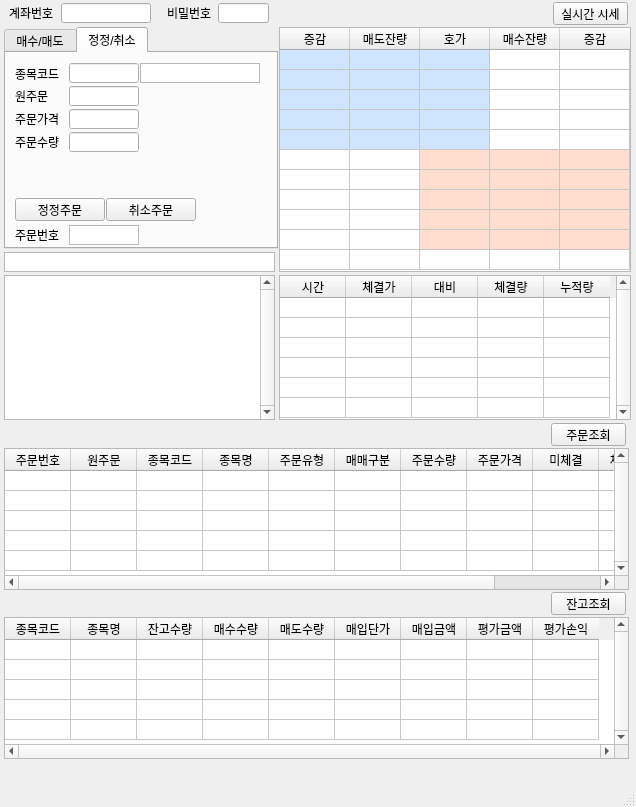
First picture: the form in EugeneWindow.ui, repository HyunwooChung/EugeneLink, before the edit.
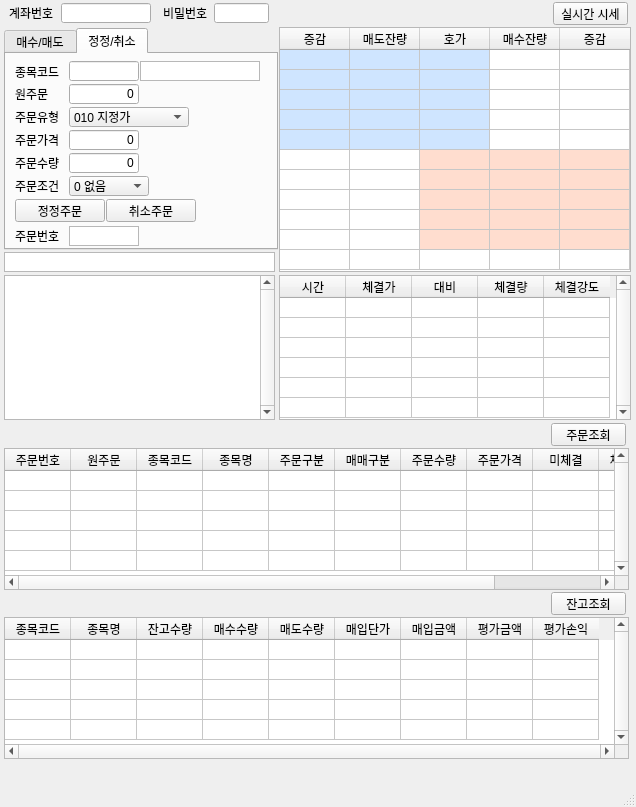
Second picture: the form after the edit. The open tabs and pages were chosen to show the change.

Diff of the .ui file:
```diff
--- a/EugeneWindow.ui
+++ b/EugeneWindow.ui
@@ -43,9 +43,9 @@
    <widget class="QLineEdit" name="EditPswd">
     <property name="geometry">
      <rect>
-      <x>218</x>
+      <x>214</x>
       <y>3</y>
-      <width>51</width>
+      <width>55</width>
       <height>20</height>
      </rect>
     </property>
@@ -591,7 +591,7 @@
    <widget class="QLabel" name="label_2">
     <property name="geometry">
      <rect>
-      <x>167</x>
+      <x>163</x>
       <y>7</y>
       <width>48</width>
       <height>12</height>
@@ -665,7 +665,7 @@
     </column>
     <column>
      <property name="text">
-      <string>누적량</string>
+      <string>체결강도</string>
      </property>
     </column>
     <item row="0" column="0">
@@ -682,26 +682,41 @@
      </property>
     </item>
     <item row="1" column="1">
+     <property name="text">
+      <string/>
+     </property>
      <property name="textAlignment">
       <set>AlignTrailing|AlignVCenter</set>
      </property>
     </item>
     <item row="1" column="2">
+     <property name="text">
+      <string/>
+     </property>
      <property name="textAlignment">
       <set>AlignTrailing|AlignVCenter</set>
      </property>
     </item>
     <item row="1" column="3">
+     <property name="text">
+      <string/>
+     </property>
      <property name="textAlignment">
       <set>AlignTrailing|AlignVCenter</set>
      </property>
     </item>
     <item row="1" column="4">
+     <property name="text">
+      <string/>
+     </property>
      <property name="textAlignment">
       <set>AlignJustify|AlignVCenter</set>
      </property>
     </item>
     <item row="2" column="3">
+     <property name="text">
+      <string/>
+     </property>
      <property name="textAlignment">
       <set>AlignTrailing|AlignVCenter</set>
      </property>
@@ -891,7 +906,7 @@
     </column>
     <column>
      <property name="text">
-      <string>주문유형</string>
+      <string>주문구분</string>
      </property>
     </column>
     <column>
@@ -929,7 +944,7 @@
     <property name="geometry">
      <rect>
       <x>4</x>
-      <y>27</y>
+      <y>28</y>
       <width>274</width>
       <height>222</height>
      </rect>
@@ -1226,7 +1241,7 @@
       <property name="geometry">
        <rect>
         <x>9</x>
-        <y>15</y>
+        <y>12</y>
         <width>50</width>
         <height>12</height>
        </rect>
@@ -1239,7 +1254,7 @@
       <property name="geometry">
        <rect>
         <x>63</x>
-        <y>10</y>
+        <y>7</y>
         <width>70</width>
         <height>20</height>
        </rect>
@@ -1252,7 +1267,7 @@
       <property name="geometry">
        <rect>
         <x>63</x>
-        <y>79</y>
+        <y>99</y>
         <width>70</width>
         <height>20</height>
        </rect>
@@ -1260,6 +1275,9 @@
       <property name="inputMethodHints">
        <set>Qt::ImhDigitsOnly</set>
       </property>
+      <property name="text">
+       <string>0</string>
+      </property>
       <property name="maxLength">
        <number>11</number>
       </property>
@@ -1271,7 +1289,7 @@
       <property name="geometry">
        <rect>
         <x>63</x>
-        <y>56</y>
+        <y>76</y>
         <width>70</width>
         <height>20</height>
        </rect>
@@ -1279,6 +1297,9 @@
       <property name="inputMethodHints">
        <set>Qt::ImhDigitsOnly</set>
       </property>
+      <property name="text">
+       <string>0</string>
+      </property>
       <property name="maxLength">
        <number>11</number>
       </property>
@@ -1293,7 +1314,7 @@
       <property name="geometry">
        <rect>
         <x>9</x>
-        <y>37</y>
+        <y>34</y>
         <width>50</width>
         <height>12</height>
        </rect>
@@ -1319,7 +1340,7 @@
       <property name="geometry">
        <rect>
         <x>9</x>
-        <y>60</y>
+        <y>80</y>
         <width>50</width>
         <height>12</height>
        </rect>
@@ -1332,7 +1353,7 @@
       <property name="geometry">
        <rect>
         <x>9</x>
-        <y>83</y>
+        <y>103</y>
         <width>50</width>
         <height>12</height>
        </rect>
@@ -1358,7 +1379,7 @@
       <property name="geometry">
        <rect>
         <x>134</x>
-        <y>10</y>
+        <y>7</y>
         <width>120</width>
         <height>20</height>
        </rect>
@@ -1371,7 +1392,7 @@
       <property name="geometry">
        <rect>
         <x>63</x>
-        <y>33</y>
+        <y>30</y>
         <width>70</width>
         <height>20</height>
        </rect>
@@ -1379,6 +1400,9 @@
       <property name="inputMethodHints">
        <set>Qt::ImhDigitsOnly</set>
       </property>
+      <property name="text">
+       <string>0</string>
+      </property>
       <property name="maxLength">
        <number>11</number>
       </property>
@@ -1389,6 +1413,92 @@
        <set>Qt::AlignRight|Qt::AlignTrailing|Qt::AlignVCenter</set>
       </property>
      </widget>
+     <widget class="QComboBox" name="CmbCnd_2">
+      <property name="geometry">
+       <rect>
+        <x>63</x>
+        <y>122</y>
+        <width>80</width>
+        <height>20</height>
+       </rect>
+      </property>
+      <item>
+       <property name="text">
+        <string>0 없음</string>
+       </property>
+      </item>
+      <item>
+       <property name="text">
+        <string>1 IOC</string>
+       </property>
+      </item>
+      <item>
+       <property name="text">
+        <string>2 FOK</string>
+       </property>
+      </item>
+     </widget>
+     <widget class="QLabel" name="label_10">
+      <property name="geometry">
+       <rect>
+        <x>9</x>
+        <y>57</y>
+        <width>50</width>
+        <height>12</height>
+       </rect>
+      </property>
+      <property name="text">
+       <string>주문유형</string>
+      </property>
+     </widget>
+     <widget class="QLabel" name="label_15">
+      <property name="geometry">
+       <rect>
+        <x>9</x>
+        <y>126</y>
+        <width>50</width>
+        <height>12</height>
+       </rect>
+      </property>
+      <property name="text">
+       <string>주문조건</string>
+      </property>
+     </widget>
+     <widget class="QComboBox" name="CmbBns_2">
+      <property name="geometry">
+       <rect>
+        <x>63</x>
+        <y>53</y>
+        <width>120</width>
+        <height>20</height>
+       </rect>
+      </property>
+      <item>
+       <property name="text">
+        <string>010 지정가</string>
+       </property>
+      </item>
+      <item>
+       <property name="text">
+        <string>020 시장가</string>
+       </property>
+      </item>
+      <item>
+       <property name="text">
+        <string>030 조건부지정가</string>
+       </property>
+      </item>
+      <item>
+       <property name="text">
+        <string>040 최유리지정가</string>
+       </property>
+      </item>
+      <item>
+       <property name="text">
+        <string>050 최우선지정가</string>
+       </property>
+      </item>
+     </widget>
     </widget>
    </widget>
    <widget class="QTextBrowser" name="TxtBrErr">
```
Left out of the diff: 24 changed lines with no effect on the pictures.
